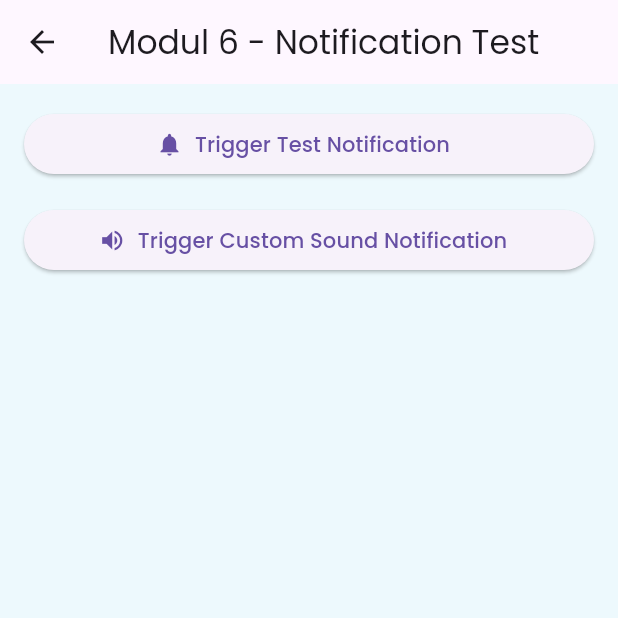
After one commit to Zekken23/Mobilelab_flutter, a Flutter app: the Modul6View screen opened directly, after a tap on "Trigger Test Notification", on a phone screen of 412 x 824 dp, the top half of it. The commit adds this screen. Run offline on Flutter 3.47's test engine with Material 3 defaults, Android fonts, the light colour scheme and no system bars; our stand-ins replace firebase_core, firebase_messaging, flutter_dotenv, flutter_local_notifications, flutter_map, geocoding and 6 more; accounts and stored records are empty.

Commit message:
add testing trigger button

```diff
--- a/lib/app/modules/admin/admin_view.dart
+++ b/lib/app/modules/admin/admin_view.dart
@@ -1,3 +1,4 @@
+import 'package:demo5/app/modules/modul6/modul6_view.dart';
 import 'package:flutter/material.dart';
 import 'package:get/get.dart';
 import 'package:google_fonts/google_fonts.dart';
@@ -63,6 +64,11 @@ class AdminView extends StatelessWidget {
                     ),
                 ],
               )),
+          IconButton(
+              onPressed: () {
+                Get.to(Modul6View());
+              },
+              icon: Icon(Icons.nature_outlined))
         ],
       ),
 
--- /dev/null
+++ b/lib/app/modules/modul6/modul6_controller.dart
@@ -0,0 +1,16 @@
+import 'package:demo5/app/utils/notification_handler.dart';
+import 'package:get/get.dart';
+
+class Modul6Controller extends GetxController {
+  final NotificationHandler _notificationHandler = Get.find();
+
+  void triggerCustomSoundNotification() {
+    _notificationHandler.showTestNotification(
+        title: 'Test', body: 'Ini Notifikasi Test');
+  }
+
+  void playCustomSoundNotification() {
+    _notificationHandler.showCustomSoundNotification(
+        title: 'Testing Sound', body: 'Ini Notifikasi Sound Testing');
+  }
+}
--- /dev/null
+++ b/lib/app/modules/modul6/modul6_view.dart
@@ -0,0 +1,38 @@
+import 'package:demo5/app/modules/modul6/modul6_controller.dart';
+import 'package:flutter/material.dart';
+import 'package:get/get.dart';
+
+class Modul6View extends StatelessWidget {
+  const Modul6View({super.key});
+
+  @override
+  Widget build(BuildContext context) {
+    final controller = Get.put(Modul6Controller());
+
+    return Scaffold(
+      appBar: AppBar(
+        title: const Text('Modul 6 - Notification Test'),
+        centerTitle: true,
+      ),
+      body: Padding(
+        padding: const EdgeInsets.all(16),
+        child: Column(
+          crossAxisAlignment: CrossAxisAlignment.stretch,
+          children: [
+            ElevatedButton.icon(
+              icon: const Icon(Icons.notifications),
+              label: const Text('Trigger Test Notification'),
+              onPressed: controller.triggerCustomSoundNotification,
+            ),
+            const SizedBox(height: 16),
+            ElevatedButton.icon(
+              icon: const Icon(Icons.volume_up),
+              label: const Text('Trigger Custom Sound Notification'),
+              onPressed: controller.playCustomSoundNotification,
+            ),
+          ],
+        ),
+      ),
+    );
+  }
+}
--- a/lib/app/utils/notification_handler.dart
+++ b/lib/app/utils/notification_handler.dart
@@ -3,8 +3,6 @@ import 'package:firebase_messaging/firebase_messaging.dart';
 import 'package:flutter_local_notifications/flutter_local_notifications.dart';
 import 'package:get/get.dart';
 import '../routes/app_pages.dart';
-
-// 1. HANDLER BACKGROUND (Wajib Top-Level Function)
 
 class NotificationHandler {
   final FirebaseMessaging _firebaseMessaging = FirebaseMessaging.instance;
@@ -83,13 +81,58 @@ class NotificationHandler {
     );
   }
 
+  void showTestNotification({
+    required String title,
+    required String body,
+    String type = 'order_success',
+  }) {
+    const androidDetails = AndroidNotificationDetails(
+      'raja_cuci_channel',
+      'Raja Cuci Notifications',
+      importance: Importance.max,
+      priority: Priority.high,
+      playSound: false,
+    );
+
+    _localNotifications.show(
+      3,
+      title,
+      body,
+      const NotificationDetails(android: androidDetails),
+      payload: jsonEncode({'type': type}),
+    );
+  }
+
+  void showCustomSoundNotification({
+    required String title,
+    required String body,
+    String type = 'order_success',
+  }) {
+    const androidDetails = AndroidNotificationDetails(
+      'raja_cuci_channel',
+      'Raja Cuci Notifications',
+      importance: Importance.max,
+      priority: Priority.high,
+      playSound: true,
+      sound: RawResourceAndroidNotificationSound('washingmachine'),
+    );
+
+    _localNotifications.show(
+      2,
+      title,
+      body,
+      const NotificationDetails(android: androidDetails),
+      payload: jsonEncode({'type': type}),
+    );
+  }
+
   void _onLocalNotificationClick(NotificationResponse response) {
     if (response.payload == null) return;
 
     final data = jsonDecode(response.payload!);
 
     if (data['type'] == 'order_success') {
-      Get.toNamed(Routes.DASHBOARD, arguments: 2);
+      Get.toNamed(Routes.ORDER, arguments: 2);
     }
   }
 
@@ -97,7 +140,7 @@ class NotificationHandler {
     final data = message.data;
 
     if (data['type'] == 'order_success') {
-      Get.toNamed(Routes.DASHBOARD, arguments: 2);
+      Get.toNamed(Routes.ORDER, arguments: 2);
     }
   }
 }
--- a/lib/main.dart
+++ b/lib/main.dart
@@ -20,6 +20,8 @@ void main() async {
   await Firebase.initializeApp(
     options: DefaultFirebaseOptions.currentPlatform,
   );
+
+  Get.put(NotificationHandler(), permanent: true);
 
   await NotificationHandler().initPushNotification();
 
```
Also changed, not shown: lib/app/modules/order/order_view.dart (+48 -23 lines).
